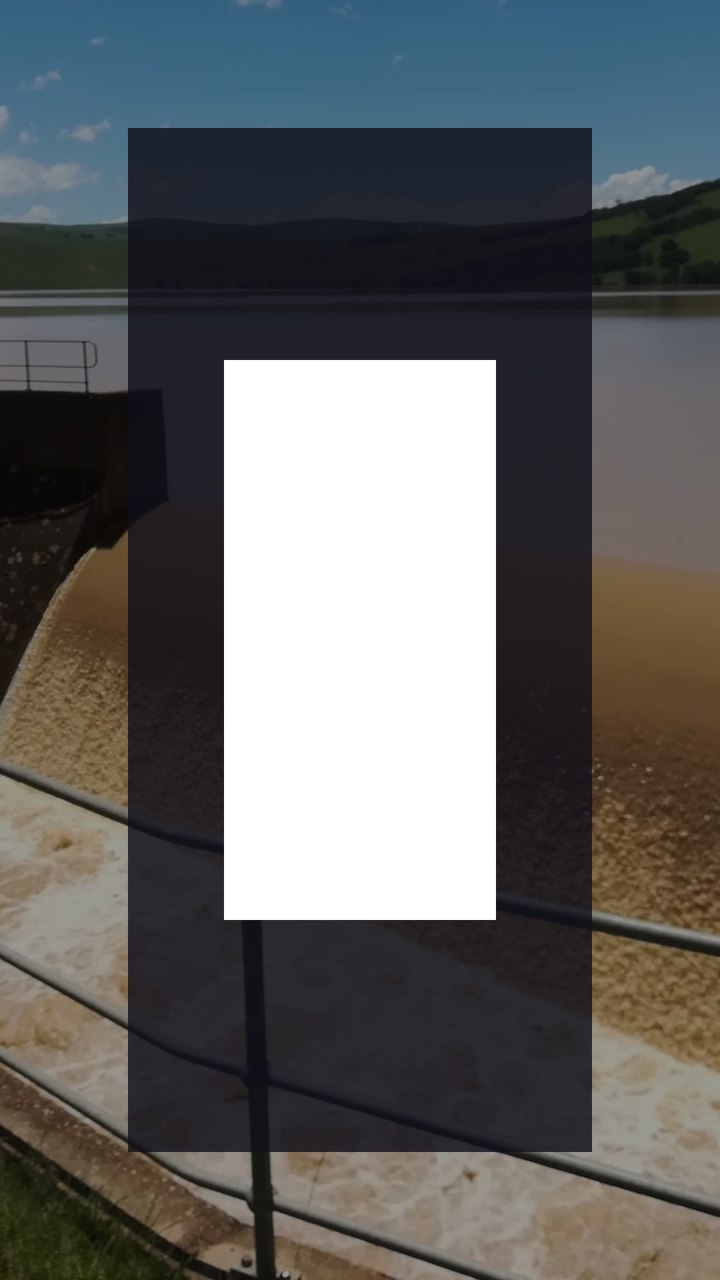
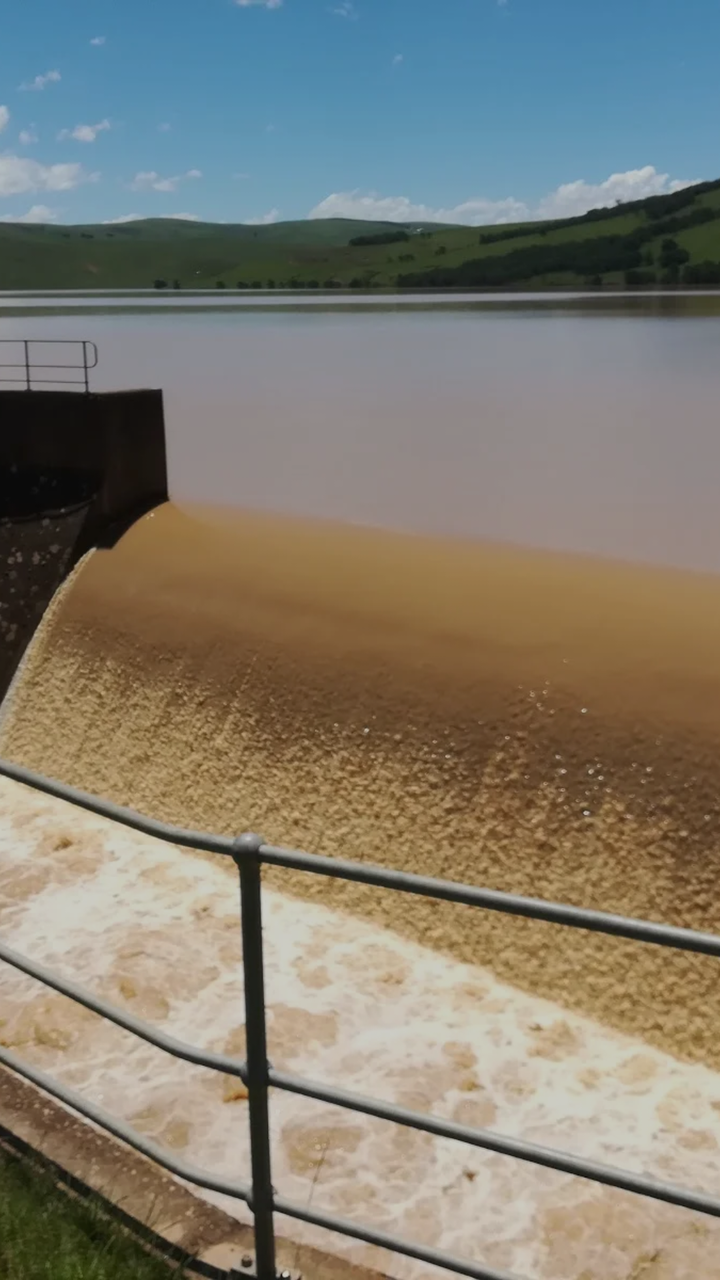

Two renders of the same Android screen: before a commit and after it. Below are the layout's source before the change and the commit's diff.
<!-- AndroidManifest.xml: application theme Theme.HomeRemote -->
<!-- res/layout/dream_remote.xml -->
<?xml version="1.0" encoding="utf-8"?>
<FrameLayout xmlns:android="http://schemas.android.com/apk/res/android"
    android:layout_width="match_parent"
    android:layout_height="match_parent">

    <ImageView
        android:layout_width="match_parent"
        android:layout_height="match_parent"
        android:src="@drawable/bg_screensaver"
        android:scaleType="centerCrop"
        android:contentDescription="@null" />

    <View
        android:layout_width="match_parent"
        android:layout_height="match_parent"
        android:background="#66000000" />

    <LinearLayout
        android:layout_width="wrap_content"
        android:layout_height="wrap_content"
        android:layout_gravity="center_vertical|start"
        android:orientation="horizontal"
        android:gravity="center_vertical"
        android:background="#CC0f0f1a"
        android:padding="48dp"
        android:layout_margin="64dp">

        <ImageView
            android:id="@+id/dream_iv_qr"
            android:layout_width="280dp"
            android:layout_height="280dp"
            android:background="#ffffff"
            android:padding="10dp"
            android:scaleType="fitXY"
            android:layout_marginEnd="48dp" />

        <LinearLayout
            android:layout_width="wrap_content"
            android:layout_height="wrap_content"
            android:orientation="vertical"
            android:gravity="start">

            <TextView
                android:layout_width="wrap_content"
                android:layout_height="wrap_content"
                android:text="Skena ukuze ifowuni yakho ibe yirimothi."
                android:textSize="26sp"
                android:textColor="#ffffff"
                android:textStyle="bold"
                android:layout_marginBottom="12dp" />

            <TextView
                android:id="@+id/dream_tv_url"
                android:layout_width="wrap_content"
                android:layout_height="wrap_content"
                android:text="http://homeremote:8080"
                android:textSize="24sp"
                android:textColor="#e94560"
                android:textStyle="bold" />

        </LinearLayout>

    </LinearLayout>

</FrameLayout>
<!-- resources referenced by this layout -->
<resources>
  <!-- drawable bg_screensaver: jpg bitmap (drawable, 178306 bytes) -->
  <style name="Theme.HomeRemote" parent="Theme.Leanback">
          <item name="android:windowBackground">@android:color/black</item>
          <item name="android:colorPrimary">#e94560</item>
          <item name="android:colorPrimaryDark">#1a1a2e</item>
      </style>
</resources>

<!-- the commit's change to res/layout/dream_remote.xml (unified diff, before → after) -->
@@ -13,53 +13,6 @@
     <View
         android:layout_width="match_parent"
         android:layout_height="match_parent"
-        android:background="#66000000" />
-
-    <LinearLayout
-        android:layout_width="wrap_content"
-        android:layout_height="wrap_content"
-        android:layout_gravity="center_vertical|start"
-        android:orientation="horizontal"
-        android:gravity="center_vertical"
-        android:background="#CC0f0f1a"
-        android:padding="48dp"
-        android:layout_margin="64dp">
-
-        <ImageView
-            android:id="@+id/dream_iv_qr"
-            android:layout_width="280dp"
-            android:layout_height="280dp"
-            android:background="#ffffff"
-            android:padding="10dp"
-            android:scaleType="fitXY"
-            android:layout_marginEnd="48dp" />
-
-        <LinearLayout
-            android:layout_width="wrap_content"
-            android:layout_height="wrap_content"
-            android:orientation="vertical"
-            android:gravity="start">
-
-            <TextView
-                android:layout_width="wrap_content"
-                android:layout_height="wrap_content"
-                android:text="Skena ukuze ifowuni yakho ibe yirimothi."
-                android:textSize="26sp"
-                android:textColor="#ffffff"
-                android:textStyle="bold"
-                android:layout_marginBottom="12dp" />
-
-            <TextView
-                android:id="@+id/dream_tv_url"
-                android:layout_width="wrap_content"
-                android:layout_height="wrap_content"
-                android:text="http://homeremote:8080"
-                android:textSize="24sp"
-                android:textColor="#e94560"
-                android:textStyle="bold" />
-
-        </LinearLayout>
-
-    </LinearLayout>
+        android:background="#33000000" />
 
 </FrameLayout>
